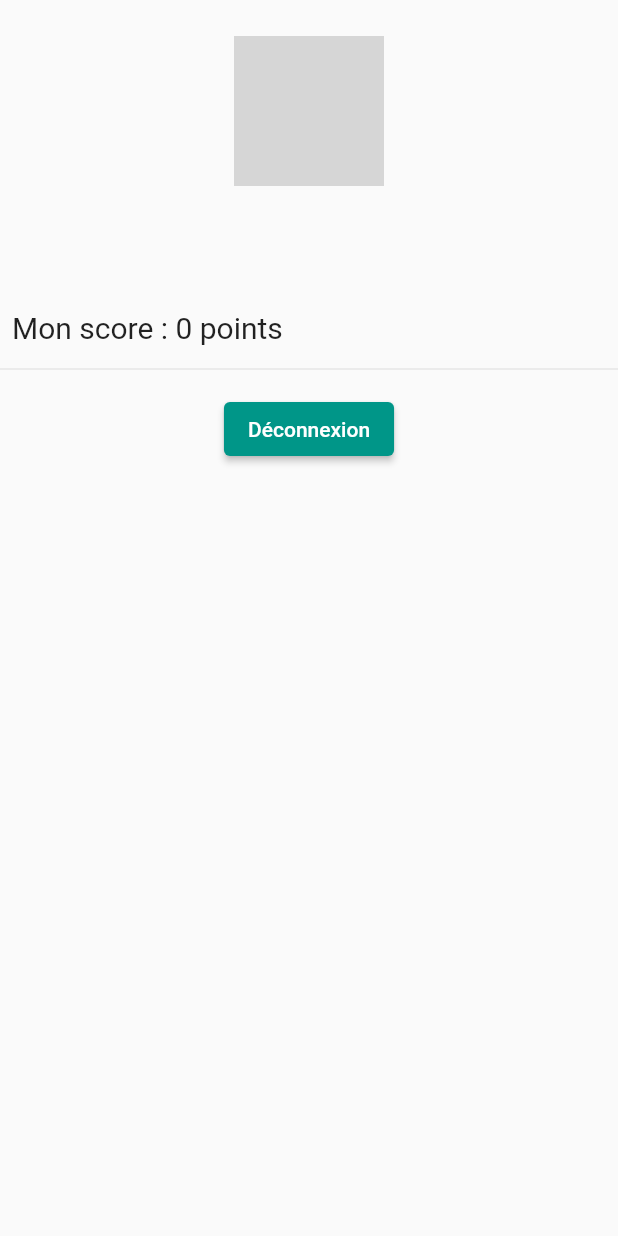
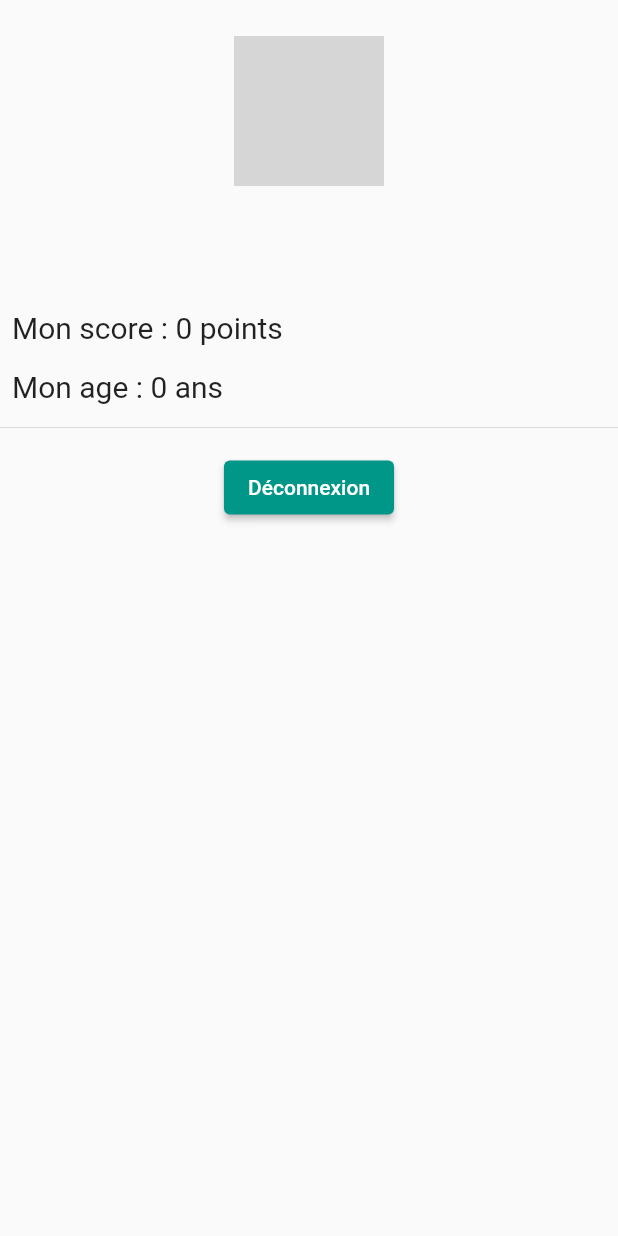
Before and after one commit to Adrien-Ba/Trivial_Pursuit, a Flutter app: the Profile widget shown alone on an empty page, opened directly, on a phone screen of 412 x 824 dp. Run offline on Flutter 3.47's test engine with Material 2 defaults, Android fonts, the phone set to English and light mode, and no system bars; drawn by our look-alikes of flutter_profile_picture; our stand-ins replace cloud_firestore, firebase_auth, firebase_core, flutter_bloc, freezed_annotation, go_router and 2 more; missing offline and left inert: dart:ffi, swiping_card_deck; accounts and stored records are empty; network calls fail; grey boxes are pictures that could not be loaded.

Commit message:
Fix age + add on profile page

```diff
--- a/lib/ui/pages/profile/profile_page.dart
+++ b/lib/ui/pages/profile/profile_page.dart
@@ -63,6 +63,13 @@ class _ProfileState extends State<Profile> {
                                   ' points',
                               style: TextStyle(fontSize: 20))),
                     ),
+                    Padding(
+                      padding: const EdgeInsets.all(8.0),
+                      child: Align(
+                          alignment: Alignment.centerLeft,
+                          child: Text('Mon age : ' + _user.age.toString() + ' ans',
+                              style: TextStyle(fontSize: 20))),
+                    ),
                     const Divider(),
                     Padding(
                       padding: const EdgeInsets.all(8.0),
@@ -82,25 +89,30 @@ class _ProfileState extends State<Profile> {
               ;
               return Container(
                 decoration: const BoxDecoration(
-                  image: DecorationImage(image: AssetImage("assets/images/bg_2.jpg"),
+                  image: DecorationImage(
+                      image: AssetImage("assets/images/bg_2.jpg"),
                       fit: BoxFit.cover),
                 ),
                 child: SizedBox(
                   width: 10000,
                   child: Column(
                     mainAxisAlignment: MainAxisAlignment.center,
-                    children: const [Padding(
-                      padding: EdgeInsets.all(8.0),
-                      child: CircularProgressIndicator(),
-                    ),
+                    children: const [
                       Padding(
                         padding: EdgeInsets.all(8.0),
-                        child: Text("Redirection en cours", style: TextStyle(fontSize: 19)),
+                        child: CircularProgressIndicator(),
                       ),
                       Padding(
                         padding: EdgeInsets.all(8.0),
-                        child: Text("Veuillez patienter ...", style: TextStyle(fontSize: 19)),
-                      )],
+                        child: Text("Redirection en cours",
+                            style: TextStyle(fontSize: 19)),
+                      ),
+                      Padding(
+                        padding: EdgeInsets.all(8.0),
+                        child: Text("Veuillez patienter ...",
+                            style: TextStyle(fontSize: 19)),
+                      )
+                    ],
                   ),
                 ),
               );
--- a/lib/ui/pages/signup/signup_cubit.dart
+++ b/lib/ui/pages/signup/signup_cubit.dart
@@ -23,6 +23,12 @@ class SignUpCubit extends Cubit<SignUpState> {
     }
     if(age == "") {
       return "Veuillez renseigner votre age";
+    }
+    if(int.parse(age)<18) {
+      return "Vous devez être majeur et vacciné pour vous inscrire";
+    }
+    if(int.parse(age)>90) {
+      return "Vous êtes bien trop vieux pour jouer a notre jeu";
     }
     if(password != passwordBis) {
       return "Les mots de passe doivent correspondre";
```
